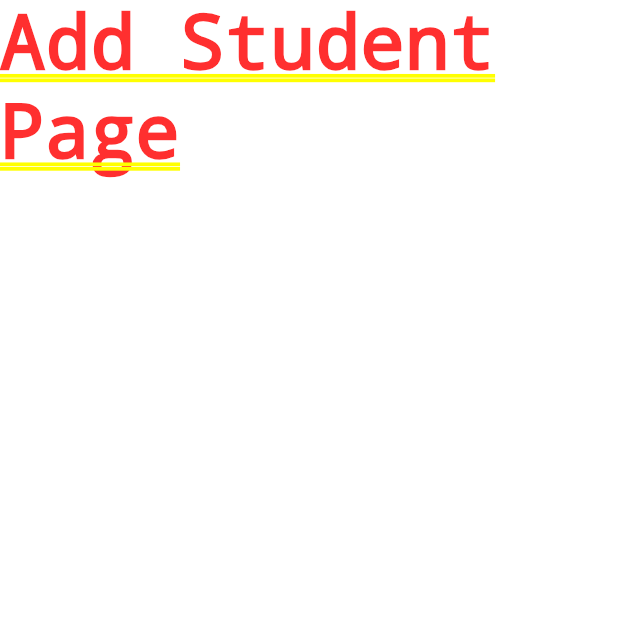
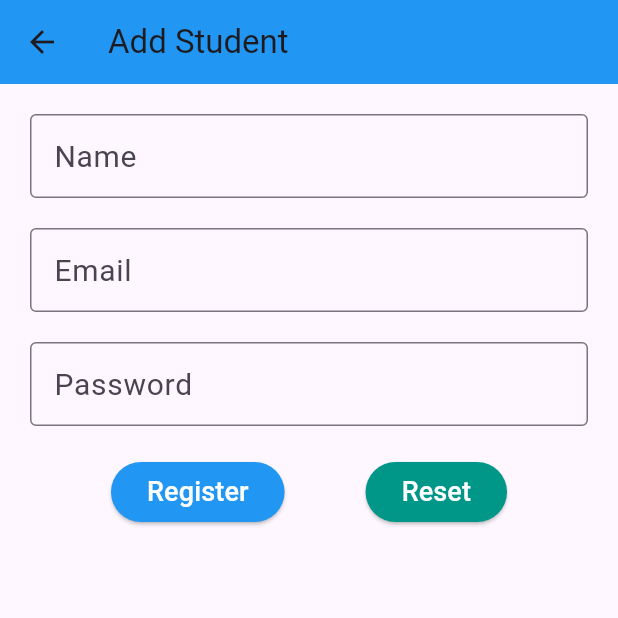
Before and after one commit to Seyam7/firebase_demo_flutter, a Flutter app: the screen it shows after launch, after a tap on "add", on a phone screen of 412 x 824 dp, the top half of it. Run offline on Flutter 3.47's test engine with Material 3 defaults, Android fonts, the phone set to English and light mode, and no system bars.

Commit message:
add student design page

```diff
--- a/lib/pages/add_student_page.dart
+++ b/lib/pages/add_student_page.dart
@@ -8,8 +8,153 @@ class AddStudentPage extends StatefulWidget {
 }
 
 class _AddStudentPageState extends State<AddStudentPage> {
+  final _formKey= GlobalKey<FormState>();
+
+  var name= "";
+  var email="";
+  var password="";
+
+  final nameController = TextEditingController();
+  final emailController = TextEditingController();
+  final passwordController = TextEditingController();
+
+  void dispose(){
+    nameController.dispose();
+    emailController.dispose();
+    passwordController.dispose();
+    super.dispose();
+  }
+
+  clearText(){
+    nameController.clear();
+    emailController.clear();
+    passwordController.clear();
+  }
+
+  addUser(){
+    print('User added');
+  }
+
   @override
   Widget build(BuildContext context) {
-    return Text('Add Student Page',style: TextStyle(fontSize: 50),);
+    return Scaffold(
+      appBar: AppBar(
+        title: Text("Add Student"),
+        backgroundColor: Colors.blue,
+      ),
+      body: Form(
+        key: _formKey,
+        child: Padding(
+          padding: const EdgeInsets.symmetric(vertical: 10,horizontal: 20),
+          child: ListView(
+            children: [
+              Container(
+                margin: EdgeInsets.symmetric(vertical: 10),
+                child: TextFormField(
+                  autofocus: false,
+                  controller: nameController,
+                  decoration: InputDecoration(
+                    labelText: 'Name',
+                    labelStyle: TextStyle(fontSize: 20),
+                    border: OutlineInputBorder(),
+                    errorStyle: TextStyle(color: Colors.red,fontSize: 15),
+                  ),
+                  validator: (value){
+                    if(value==null|| value.isEmpty){
+                      return 'Please Enter Name';
+                    }
+                    return null;
+                  },
+                ),
+              ),
+              Container(
+                margin: EdgeInsets.symmetric(vertical: 10),
+                child: TextFormField(
+                  autofocus: false,
+                  controller: emailController,
+                  decoration: InputDecoration(
+                    labelText: 'Email',
+                    labelStyle: TextStyle(fontSize: 20),
+                    border: OutlineInputBorder(),
+                    errorStyle: TextStyle(color: Colors.red,fontSize: 15),
+                  ),
+                  validator: (value){
+                    if(value==null|| value.isEmpty){
+                      return 'Please Enter Email';
+                    }
+                    else if(!value.contains('@')){
+                      return 'Please Enter Valid Email';
+                    }
+                    return null;
+                  },
+                ),
+              ),
+              Container(
+                margin: EdgeInsets.symmetric(vertical: 10),
+                child: TextFormField(
+                  autofocus: false,
+                  obscureText: true, //password field will not show the characters
+                  controller: passwordController,
+                  decoration: InputDecoration(
+                    labelText: 'Password',
+                    labelStyle: TextStyle(fontSize: 20),
+                    border: OutlineInputBorder(),
+                    errorStyle: TextStyle(color: Colors.red,fontSize: 15),
+                  ),
+                  validator: (value){
+                    if(value==null|| value.isEmpty){
+                      return 'Please Enter Password';
+                    }
+                    return null;
+                  },
+                ),
+              ),
+              Container(
+                margin: EdgeInsets.symmetric(vertical: 10),
+                child: Row(
+                  mainAxisAlignment: MainAxisAlignment.spaceEvenly,
+                  children: [
+                    ElevatedButton(
+                        onPressed: (){
+                          if(_formKey.currentState!.validate()){
+                            setState(() {
+                              name = nameController.text;
+                              email = emailController.text;
+                              password = passwordController.text;
+                              addUser();
+                              clearText();
+                            });
+                          }
+                        },
+                        child: Text(
+                          'Register',
+                          style: TextStyle(
+                              fontSize: 18,
+                              color: Colors.white,
+                          ),
+                        ),
+                      style: ElevatedButton.styleFrom(primary: Colors.blue),
+                    ),
+                    ElevatedButton(
+                      onPressed: (){
+                        clearText();
+                      },
+                      child: Text(
+                        'Reset',
+                        style: TextStyle(
+                          fontSize: 18,
+                          color: Colors.white,
+                        ),
+                      ),
+                      style: ElevatedButton.styleFrom(primary: Colors.teal),
+                    ),
+                  ],
+                ),
+              ),
+            ],
+          ),
+        ),
+      ),
+    );
   }
 }
--- a/lib/pages/home_page.dart
+++ b/lib/pages/home_page.dart
@@ -23,7 +23,8 @@ class _HomepageState extends State<Homepage> {
               onPressed: () {
                 Navigator.push(context, MaterialPageRoute(builder: (context)=>AddStudentPage()));
               },
-              child: Text('add'),
+              child: Text('add',style: TextStyle(color: Colors.white),),
+              style: ElevatedButton.styleFrom(primary: Colors.deepPurple),
               //style: Color(value),
             ),
           ],
```
